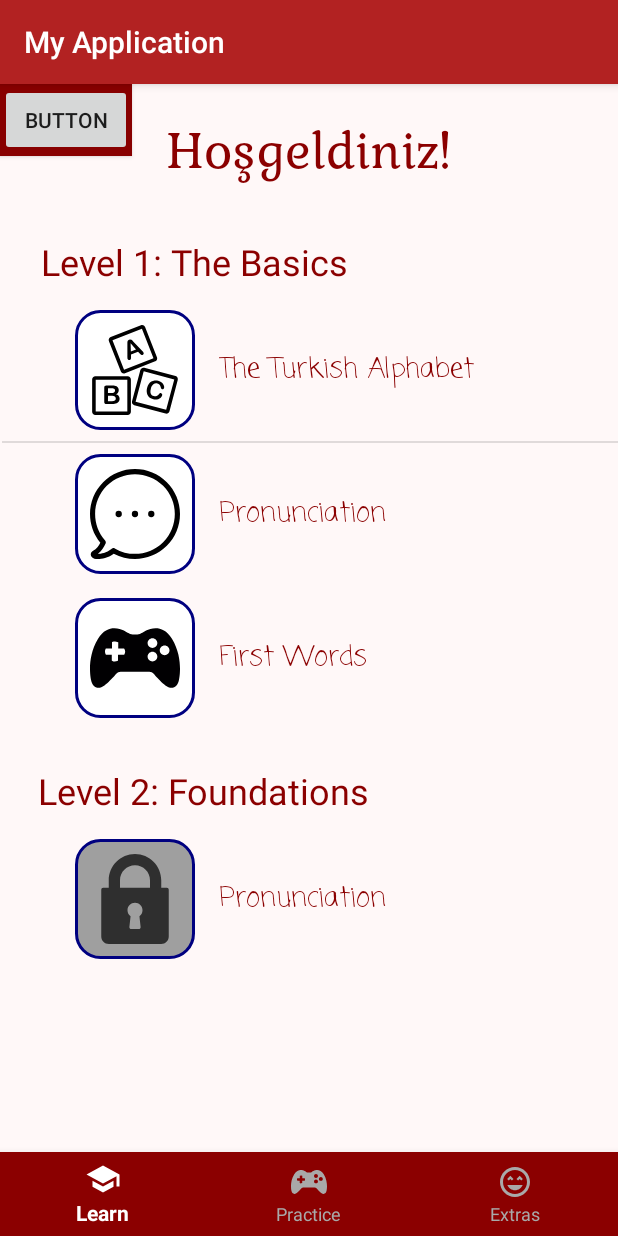
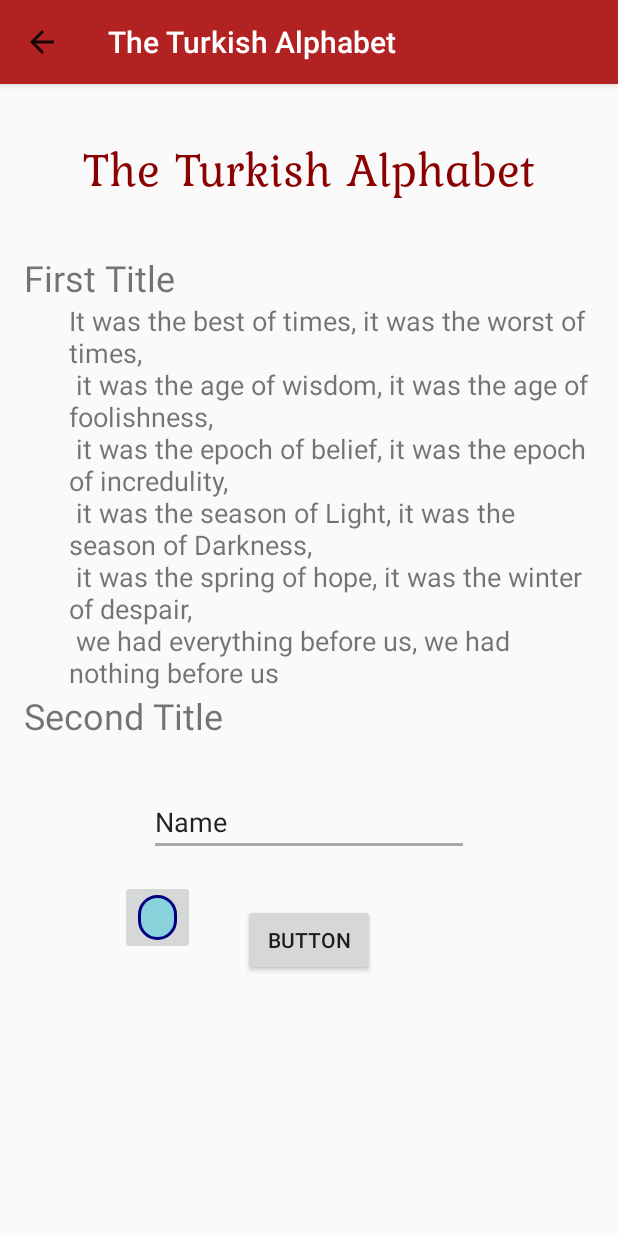
Before and after one commit to Puppertown/first_android_app, an Android app: the screen it shows after launch (MainActivity before the commit, Level_1_Lesson_1 after it), on a phone screen of 412 x 824 dp. Run offline under Robolectric (Android 15) with nearby library versions, the phone set to English and light mode, and no system bars.

Commit message:
working on text to speech and text expansion

```diff
--- /dev/null
+++ b/app/src/main/res/drawable/ic_arm_up.xml
@@ -0,0 +1,6 @@
+<vector android:alpha="0.7" android:height="24dp"
+    android:viewportHeight="51.819" android:viewportWidth="51.819"
+    android:width="24dp" xmlns:android="http://schemas.android.com/apk/res/android">
+    <path android:fillColor="#010002" android:pathData="M27.663,5.624m-4.26,0a4.26,4.26 0,1 1,8.52 0a4.26,4.26 0,1 1,-8.52 0"/>
+    <path android:fillColor="#010002" android:pathData="M38.283,17.109c-0.918,-1.991 -2.088,-3.883 -3.834,-5.251c-0.188,-0.147 -0.383,-0.245 -0.581,-0.32c-0.013,-0.016 -0.021,-0.034 -0.034,-0.049c-3.039,-1.526 -9.806,-0.833 -11.869,-0.409l-0.003,0.062c-3.11,-2.076 -4.824,-5.799 -5.429,-9.503c-0.47,-2.873 -4.827,-1.65 -4.361,1.202c0.928,5.678 4.26,10.906 9.53,13.254l-0.033,0.625c0.004,3.125 0.021,14.853 0.021,15.019l0.083,17.596c0,1.347 1.122,2.438 2.505,2.438c1.384,0 2.506,-1.092 2.506,-2.438v-17.05c0,0 -0.023,-0.842 0.857,-0.832c0.881,0.008 0.96,0.873 0.96,0.873v17.055c0,1.346 1.123,2.438 2.506,2.438c1.385,0 2.369,-1.093 2.369,-2.438V33.012l-0.008,-2.596c1.957,-1.256 3.479,-3.066 4.571,-5.114c0.604,-1.125 1.644,-2.694 1.644,-4.033C39.683,19.904 38.834,18.3 38.283,17.109zM35.426,21.5c-0.268,0.598 -0.541,1.197 -0.867,1.766c-0.34,0.593 -0.705,1.159 -1.104,1.695l-0.021,-8.291c0.972,1.352 1.646,2.933 2.111,4.523C35.517,21.28 35.48,21.381 35.426,21.5zM35.594,21.02C35.592,20.811 35.636,20.814 35.594,21.02L35.594,21.02z"/>
+</vector>
--- /dev/null
+++ b/app/src/main/res/drawable/ic_forum_black_24dp.xml
@@ -0,0 +1,5 @@
+<vector android:alpha="0.7" android:height="24dp"
+    android:viewportHeight="24.0" android:viewportWidth="24.0"
+    android:width="24dp" xmlns:android="http://schemas.android.com/apk/res/android">
+    <path android:fillColor="#FF000000" android:pathData="M21,6h-2v9L6,15v2c0,0.55 0.45,1 1,1h11l4,4L22,7c0,-0.55 -0.45,-1 -1,-1zM17,12L17,3c0,-0.55 -0.45,-1 -1,-1L3,2c-0.55,0 -1,0.45 -1,1v14l4,-4h10c0.55,0 1,-0.45 1,-1z"/>
+</vector>
--- a/app/src/main/res/layout-v16/activity_main.xml
+++ b/app/src/main/res/layout-v16/activity_main.xml
@@ -14,7 +14,7 @@
         app:layout_constraintBottom_toTopOf="@+id/bottom_navigation"
         app:layout_constraintTop_toTopOf="parent"
         app:layout_constraintVertical_bias="0.0"
-        tools:layout_editor_absoluteX="37dp">
+        tools:layout_editor_absoluteX="0dp">
 
 
         <android.support.constraint.ConstraintLayout
@@ -39,20 +39,27 @@
                 app:layout_constraintStart_toStartOf="parent"
                 app:layout_constraintTop_toTopOf="parent" />
 
+            <View
+                android:id="@+id/horizontal_line_1"
+                android:layout_width="0dp"
+                android:layout_height="1dp"
+                android:layout_marginStart="24dp"
+                android:layout_marginEnd="24dp"
+                android:layout_marginBottom="8dp"
+                android:background="@color/light_gray"
+                app:layout_constraintBottom_toTopOf="@+id/textView3"
+                app:layout_constraintEnd_toEndOf="parent"
+                app:layout_constraintStart_toStartOf="parent" />
+
             <TextView
                 android:id="@+id/textView3"
                 android:layout_width="wrap_content"
                 android:layout_height="wrap_content"
-                android:layout_marginStart="8dp"
-                android:layout_marginLeft="8dp"
+                android:layout_marginStart="24dp"
                 android:layout_marginTop="32dp"
-                android:layout_marginEnd="8dp"
-                android:layout_marginRight="8dp"
                 android:text="@string/level_1"
                 android:textColor="@color/dark_red"
                 android:textSize="24sp"
-                app:layout_constraintEnd_toEndOf="parent"
-                app:layout_constraintHorizontal_bias="0.1"
                 app:layout_constraintStart_toStartOf="parent"
                 app:layout_constraintTop_toBottomOf="@+id/textView2"
                 tools:text="Level 1: The Basics" />
@@ -95,6 +102,16 @@
                     android:textSize="18sp" />
             </LinearLayout>
 
+            <View
+                android:id="@+id/horizontal_line_2"
+                android:layout_width="230dp"
+                android:layout_height="1dp"
+                android:layout_marginStart="150dp"
+                android:background="@color/light_gray"
+                app:layout_constraintBottom_toTopOf="@+id/linearLayout2"
+                app:layout_constraintStart_toStartOf="parent"
+                app:layout_constraintTop_toBottomOf="@+id/linearLayout" />
+
             <LinearLayout
                 android:id="@+id/linearLayout2"
                 android:layout_width="0dp"
@@ -132,6 +149,16 @@
                     android:textSize="18sp" />
             </LinearLayout>
 
+            <View
+                android:id="@+id/horizontal_line_3"
+                android:layout_width="230dp"
+                android:layout_height="1dp"
+                android:layout_marginStart="150dp"
+                android:background="@color/light_gray"
+                app:layout_constraintBottom_toTopOf="@+id/linearLayout3"
+                app:layout_constraintStart_toStartOf="parent"
+                app:layout_constraintTop_toBottomOf="@+id/linearLayout2" />
+
             <LinearLayout
                 android:id="@+id/linearLayout3"
                 android:layout_width="0dp"
@@ -154,7 +181,7 @@
                     android:background="@drawable/rounded_background"
                     android:padding="10dp"
                     android:scaleType="fitXY"
-                    app:srcCompat="@drawable/ic_gamepad_controller" />
+                    app:srcCompat="@drawable/ic_baby" />
 
                 <TextView
                     android:id="@+id/textView7"
@@ -169,23 +196,30 @@
                     android:textSize="18sp" />
             </LinearLayout>
 
+            <View
+                android:id="@+id/horizontal_line_4"
+                android:layout_width="0dp"
+                android:layout_height="1dp"
+                android:layout_marginStart="24dp"
+                android:layout_marginEnd="24dp"
+                android:layout_marginBottom="8dp"
+                android:background="@color/light_gray"
+                app:layout_constraintBottom_toTopOf="@+id/textView8"
+                app:layout_constraintEnd_toEndOf="parent"
+                app:layout_constraintStart_toStartOf="parent" />
+
             <TextView
                 android:id="@+id/textView8"
                 android:layout_width="wrap_content"
                 android:layout_height="wrap_content"
-                android:layout_marginStart="8dp"
-                android:layout_marginLeft="8dp"
+                android:layout_marginStart="24dp"
                 android:layout_marginTop="32dp"
-                android:layout_marginEnd="8dp"
-                android:layout_marginRight="8dp"
                 android:text="@string/level_2"
                 android:textColor="@color/dark_red"
                 android:textSize="24sp"
-                app:layout_constraintEnd_toEndOf="parent"
-                app:layout_constraintHorizontal_bias="0.1"
                 app:layout_constraintStart_toStartOf="parent"
                 app:layout_constraintTop_toBottomOf="@+id/linearLayout3"
-                tools:text="Level 1: The Basics" />
+                tools:text="Level 2: Vocabulary Foundations" />
 
             <LinearLayout
                 android:id="@+id/linearLayout4"
@@ -206,8 +240,8 @@
                     android:layout_width="@dimen/icon_size"
                     android:layout_height="@dimen/icon_size"
                     android:layout_weight="0"
+                    android:background="@drawable/rounded_background_locked"
                     android:enabled="false"
-                    android:background="@drawable/rounded_background_locked"
                     android:padding="10dp"
                     android:scaleType="centerInside" />
 
@@ -219,43 +253,57 @@
                     android:layout_weight="0"
                     android:fontFamily="casual"
                     android:paddingLeft="16dp"
-                    android:text="@string/lv1_lesson_2"
+                    android:text="@string/lv2_lesson_1"
                     android:textColor="@color/dark_red"
                     android:textSize="18sp" />
             </LinearLayout>
 
 
-            <Button
-                android:id="@+id/button1"
+            <View
+                android:id="@+id/horizontal_line_5"
+                android:layout_width="230dp"
+                android:layout_height="1dp"
+                android:layout_marginStart="150dp"
+                android:background="@color/light_gray"
+                app:layout_constraintBottom_toTopOf="@+id/linearLayout5"
+                app:layout_constraintStart_toStartOf="parent"
+                app:layout_constraintTop_toBottomOf="@+id/linearLayout4" />
+
+            <LinearLayout
+                android:id="@+id/linearLayout5"
                 android:layout_width="0dp"
                 android:layout_height="wrap_content"
-                android:background="#800"
-                android:onClick="button1Click"
-                android:text="@string/button_one"
-                android:textAllCaps="false"
-                tools:layout_editor_absoluteX="16dp"
-                tools:layout_editor_absoluteY="16dp" />
+                android:layout_marginStart="50dp"
+                android:layout_marginTop="16dp"
+                android:layout_marginEnd="8dp"
+                android:orientation="horizontal"
+                app:layout_constraintEnd_toEndOf="parent"
+                app:layout_constraintStart_toStartOf="parent"
+                app:layout_constraintTop_toBottomOf="@+id/linearLayout4">
 
-            <Button
-                android:id="@+id/button5"
-                android:layout_width="wrap_content"
-                android:layout_height="wrap_content"
-                android:text="Button"
-                tools:layout_editor_absoluteX="161dp"
-                tools:layout_editor_absoluteY="1273dp" />
+                <ImageButton
+                    android:id="@+id/imgBut_2_2"
+                    android:layout_width="@dimen/icon_size"
+                    android:layout_height="@dimen/icon_size"
+                    android:layout_weight="0"
+                    android:background="@drawable/rounded_background_locked"
+                    android:enabled="false"
+                    android:padding="10dp"
+                    android:scaleType="centerInside" />
 
-            <View
-                android:id="@+id/divider"
-                android:layout_width="wrap_content"
-                android:layout_height="1dp"
-                android:layout_marginStart="16dp"
-                android:layout_marginEnd="16dp"
-                android:background="?android:attr/listDivider"
-                app:layout_constraintBottom_toTopOf="@+id/linearLayout2"
-                app:layout_constraintEnd_toEndOf="parent"
-                app:layout_constraintHorizontal_bias="0.47"
-                app:layout_constraintStart_toStartOf="parent"
-                app:layout_constraintTop_toBottomOf="@+id/linearLayout" />
+                <TextView
+                    android:id="@+id/textView10"
+                    android:layout_width="wrap_content"
+                    android:layout_height="wrap_content"
+                    android:layout_gravity="center_vertical"
+                    android:layout_weight="0"
+                    android:fontFamily="casual"
+                    android:paddingLeft="16dp"
+                    android:text="@string/lv2_lesson_2"
+                    android:textColor="@color/dark_red"
+                    android:textSize="18sp" />
+            </LinearLayout>
+
 
         </android.support.constraint.ConstraintLayout>
 
--- /dev/null
+++ b/app/src/main/res/layout/activity_level_1_lesson_1.xml
@@ -0,0 +1,99 @@
+<?xml version="1.0" encoding="utf-8"?>
+<android.support.constraint.ConstraintLayout
+    xmlns:android="http://schemas.android.com/apk/res/android"
+    xmlns:app="http://schemas.android.com/apk/res-auto"
+    xmlns:tools="http://schemas.android.com/tools"
+    android:layout_width="match_parent"
+    android:name=".MyActivity555"
+    android:layout_height="match_parent"
+    tools:context=".Level_1_Lesson_1">
+
+    <TextView
+        android:id="@+id/textView1"
+        android:layout_width="wrap_content"
+        android:layout_height="wrap_content"
+        android:layout_marginStart="8dp"
+        android:layout_marginTop="32dp"
+        android:layout_marginEnd="8dp"
+        android:fontFamily="@font/kurale_font"
+        android:text="@string/lv1_lesson_1"
+        android:textColor="@color/dark_red"
+        android:textSize="32sp"
+        app:layout_constraintEnd_toEndOf="parent"
+        app:layout_constraintStart_toStartOf="parent"
+        app:layout_constraintTop_toTopOf="parent" />
+
+    <EditText
+        android:id="@+id/editText1"
+        android:layout_width="wrap_content"
+        android:layout_height="wrap_content"
+        android:layout_marginStart="8dp"
+        android:layout_marginTop="32dp"
+        android:layout_marginEnd="8dp"
+        android:ems="10"
+        android:inputType="textPersonName"
+        android:text="Name"
+        app:layout_constraintEnd_toEndOf="parent"
+        app:layout_constraintStart_toStartOf="parent"
+        app:layout_constraintTop_toBottomOf="@+id/linearLayout6" />
+
+    <Button
+        android:id="@+id/button"
+        android:layout_width="wrap_content"
+        android:layout_height="wrap_content"
+        android:layout_marginStart="8dp"
+        android:layout_marginTop="32dp"
+        android:layout_marginEnd="8dp"
+        android:onClick="onClick12"
+        android:text="Button"
+        app:layout_constraintEnd_toEndOf="parent"
+        app:layout_constraintStart_toStartOf="parent"
+        app:layout_constraintTop_toBottomOf="@+id/editText1" />
+
+    <LinearLayout
+        android:id="@+id/linearLayout6"
+        android:layout_width="0dp"
+        android:layout_height="wrap_content"
+        android:layout_marginStart="16dp"
+        android:layout_marginTop="32dp"
+        android:layout_marginEnd="16dp"
+        android:orientation="vertical"
+        app:layout_constraintEnd_toEndOf="parent"
+        app:layout_constraintStart_toStartOf="parent"
+        app:layout_constraintTop_toBottomOf="@id/textView1">
+
+        <TextView
+            android:id="@+id/textView"
+            android:layout_width="wrap_content"
+            android:layout_height="wrap_content"
+            android:text="First Title"
+            android:textSize="24sp" />
+
+        <TextView
+            android:id="@+id/content1"
+            android:layout_width="match_parent"
+            android:layout_height="wrap_content"
+            android:paddingLeft="30dp"
+            android:text="@string/content1"
+            android:textSize="18sp" />
+
+        <TextView
+            android:id="@+id/textView4"
+            android:layout_width="match_parent"
+            android:layout_height="wrap_content"
+            android:text="Second Title"
+            android:textSize="24sp" />
+    </LinearLayout>
+
+    <ImageButton
+        android:id="@+id/imageButton"
+        android:layout_width="50dp"
+        android:layout_height="50dp"
+        android:layout_marginTop="16dp"
+        android:layout_marginEnd="32dp"
+        android:onClick="hideText1"
+        app:layout_constraintEnd_toStartOf="@+id/button"
+        app:layout_constraintTop_toBottomOf="@+id/editText1"
+        app:srcCompat="@drawable/rounded_background_filled" />
+
+</android.support.constraint.ConstraintLayout>
--- a/app/src/main/res/values/colors.xml
+++ b/app/src/main/res/values/colors.xml
@@ -14,9 +14,11 @@
     <color name="navy">#000080</color>
     <color name="light_navy">#e5e5f2</color>
     <color name="light_pink">#FFF8F8</color>
+    <color name="light_gray">#DCDCDC</color>
     <color name="red">#ff0000</color>
     <color name="light_red">#ff4c4c</color>
     <color name="firebrick">#B22222</color>
     <color name="dark_red">#8B0000</color>
     <color name="temp_color">#89D2DC</color>
+    <color name="light_green">#6CEE86</color>
 </resources>
--- a/app/src/main/res/values/strings.xml
+++ b/app/src/main/res/values/strings.xml
@@ -1,5 +1,5 @@
 <resources>
-    // Main Activity - menu
+    <!-- Main Activity - menu -->
     <string name="app_name">My Application</string>
     <string name="edit_message">Enter a message</string>
     <string name="main_title">Hoşgeldiniz!</string>
@@ -8,15 +8,26 @@
     <string name="button_two">Button 2</string>
     <string name="button_three">Button 3</string>
     <string name="button_four">Button 4</string>
-    // Bottom Navigation
+    <!-- Bottom Navigation -->
     <string name="bottom_nav_1">Learn</string>
     <string name="bottom_nav_2">Practice</string>
     <string name="bottom_nav_3">Extras</string>
-    // Main Activity - Level 1
+    <!-- Main Activity - Level 1 -->
     <string name="level_1">Level 1: The Basics</string>
     <string name="lv1_lesson_1">The Turkish Alphabet</string>
     <string name="lv1_lesson_2">Pronunciation</string>
     <string name="lv1_lesson_3">First Words</string>
-    // Main Activity - Level 2
-    <string name="level_2">Level 2: Foundations</string>
+    <!-- Level 1, Lesson 1 -->
+    <string name="content1">
+        It was the best of times, it was the worst of times,\n
+        it was the age of wisdom, it was the age of foolishness,\n
+        it was the epoch of belief, it was the epoch of incredulity,\n
+        it was the season of Light, it was the season of Darkness,\n
+        it was the spring of hope, it was the winter of despair,\n
+        we had everything before us, we had nothing before us
+    </string>
+    <!-- Main Activity - Level 2 -->
+    <string name="level_2">Level 2: Vocabulary Foundations</string>
+    <string name="lv2_lesson_1">Greetings</string>
+    <string name="lv2_lesson_2">Conversations: 1</string>
 </resources>
```
Also changed, not shown: app/src/main/AndroidManifest.xml (+49 -4 lines), app/src/main/java/com/example/danielmunden/myapplication/Level_1_Lesson_1.java (added, +80 -0 lines), app/src/main/java/com/example/danielmunden/myapplication/Level_1_Lesson_2.java (renamed from app/src/main/java/com/example/danielmunden/myapplication/DisplayMessageActivity.java, +7 -5 lines), app/src/main/java/com/example/danielmunden/myapplication/Level_1_Lesson_3.java (added, +25 -0 lines), app/src/main/java/com/example/danielmunden/myapplication/Level_2_Lesson_1.java (added, +25 -0 lines), app/src/main/java/com/example/danielmunden/myapplication/Level_2_Lesson_2.java (added, +25 -0 lines), app/src/main/java/com/example/danielmunden/myapplication/MainActivity.java (+92 -18 lines), app/src/main/res/drawable/ic_baby.xml (added, +9 -0 lines), app/src/main/res/drawable/rounded_background_complete.xml (added, +9 -0 lines), app/src/main/res/layout-v16/activity_level_1_lesson_2.xml (added, +20 -0 lines), app/src/main/res/layout-v16/activity_level_1_lesson_3.xml (added, +20 -0 lines), app/src/main/res/layout-v16/activity_level_2_lesson_1.xml (added, +20 -0 lines), app/src/main/res/layout-v16/activity_level_2_lesson_2.xml (renamed from app/src/main/res/layout/activity_display_message.xml, +5 -5 lines).
